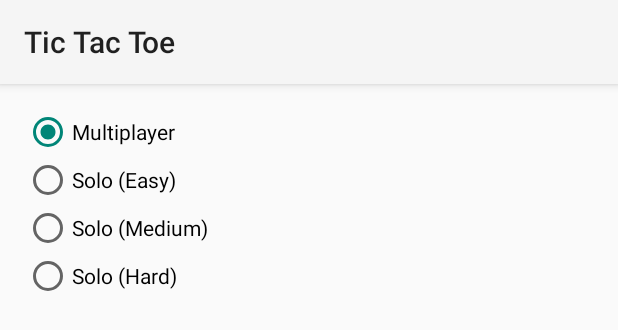
After one commit to mjgpy3/TicTacToe, an Android app: the layout activity_menu.xml on its own in the app's theme, with its tools: preview values and no code run, on a phone screen of 412 x 824 dp. The commit adds this screen. Shown: the top 330 px of the screen. Run offline under Robolectric (Android 15) with nearby library versions, the phone set to English and light mode, and no system bars.

Commit message:
Trying to make a menu. Not going so well

```diff
--- a/app/src/main/AndroidManifest.xml
+++ b/app/src/main/AndroidManifest.xml
@@ -17,6 +17,10 @@
                 <category android:name="android.intent.category.LAUNCHER" />
             </intent-filter>
         </activity>
+        <activity
+            android:name="com.example.michael.tictactoe.MenuActivity"
+            android:label="@string/title_activity_menu" >
+        </activity>
     </application>
 
 </manifest>
--- /dev/null
+++ b/app/src/main/res/layout/activity_menu.xml
@@ -0,0 +1,46 @@
+<RelativeLayout xmlns:android="http://schemas.android.com/apk/res/android"
+    xmlns:tools="http://schemas.android.com/tools" android:layout_width="match_parent"
+    android:layout_height="match_parent" android:paddingLeft="@dimen/activity_horizontal_margin"
+    android:paddingRight="@dimen/activity_horizontal_margin"
+    android:paddingTop="@dimen/activity_vertical_margin"
+    android:paddingBottom="@dimen/activity_vertical_margin"
+    tools:context="com.example.michael.tictactoe.MenuActivity">
+
+    <LinearLayout
+        android:orientation="vertical"
+        android:layout_width="fill_parent"
+        android:layout_height="fill_parent">
+
+        <RadioGroup
+            android:layout_width="fill_parent"
+            android:layout_height="fill_parent"
+            android:id="@+id/options">
+
+            <RadioButton
+                android:layout_width="wrap_content"
+                android:layout_height="wrap_content"
+                android:text="Multiplayer"
+                android:id="@+id/multiPlayer"
+                android:checked="true" />
+
+            <RadioButton
+                android:layout_width="wrap_content"
+                android:layout_height="wrap_content"
+                android:text="Solo (Easy)"
+                android:id="@+id/easy" />
+
+            <RadioButton
+                android:layout_width="wrap_content"
+                android:layout_height="wrap_content"
+                android:text="Solo (Medium)"
+                android:id="@+id/medium" />
+
+            <RadioButton
+                android:layout_width="wrap_content"
+                android:layout_height="wrap_content"
+                android:text="Solo (Hard)"
+                android:id="@+id/hard" />
+        </RadioGroup>
+    </LinearLayout>
+
+</RelativeLayout>
--- a/app/src/main/res/values/strings.xml
+++ b/app/src/main/res/values/strings.xml
@@ -4,5 +4,6 @@
     <string name="app_name">Tic Tac Toe</string>
     <string name="hello_world">Hello world!</string>
     <string name="action_settings">Settings</string>
+    <string name="title_activity_menu">MenuActivity</string>
 
 </resources>
```
Also changed, not shown: app/src/main/java/com/example/michael/tictactoe/GameActivity.java (+15 -1 lines), app/src/main/java/com/example/michael/tictactoe/MenuActivity.java (added, +64 -0 lines), app/src/main/res/layout/activity_game.xml (+13 -0 lines), app/src/main/res/menu/menu_menu.xml (added, +7 -0 lines).
